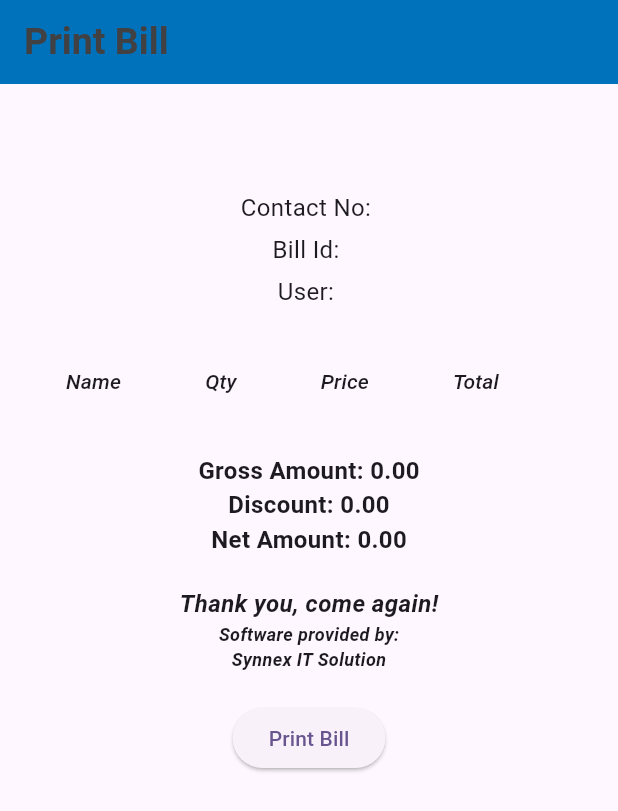
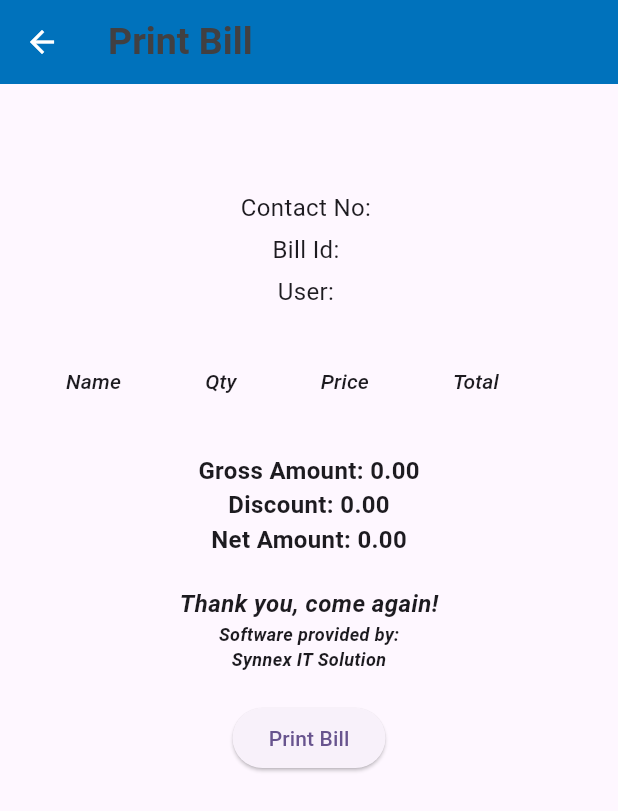
Before and after one commit to MobileSamadhi/New_Restaurant, a Flutter app: the PrintBillPage screen opened directly with empty values, after a tap on "Print Bill", on a phone screen of 412 x 824 dp. Shown: the top 811 px of the screen. Run offline on Flutter 3.47's test engine with Material 3 defaults, Android fonts, the phone set to English and light mode, and no system bars; our stand-ins replace google_fonts, image_picker, printing, sqflite; missing offline and left inert: blue_thermal_printer; accounts and stored records are empty.

```diff
--- a/lib/Views/payment_page.dart
+++ b/lib/Views/payment_page.dart
@@ -1,6 +1,4 @@
 import 'package:flutter/material.dart';
-import 'package:flutter/material.dart';
-import 'package:synnex_mobile/Views/bill_page.dart';
 import 'package:synnex_mobile/Views/print_bill.dart'; // Import the PrintBillPage
 
 class PaymentPage extends StatefulWidget {
--- a/lib/Views/print_bill.dart
+++ b/lib/Views/print_bill.dart
@@ -2,7 +2,8 @@ import 'package:flutter/material.dart';
 import 'package:intl/intl.dart';
 import 'package:blue_thermal_printer/blue_thermal_printer.dart';
 import '../JsonModels/add_product_model.dart';
-import '../JsonModels/product_model.dart'; // Ensure correct import if using AddProductModel
+import '../JsonModels/product_model.dart';
+import 'bill_page.dart'; // Ensure correct import if using AddProductModel
 
 class PrintBillPage extends StatefulWidget {
   final List<Map<String, dynamic>> items;
@@ -75,24 +76,20 @@ class _PrintBillPageState extends State<PrintBillPage> {
 
     for (var item in widget.items) {
       var product = item['product'];
+      String name = '';
+      double price = 0.0;
+      if (product is AddProductModel) {
+        name = product.noteTitle;
+        price = product.notePrice!;
+      } else if (product is NoteModel) {
+        name = product.noteTitle;
+        price = product.notePrice!;
+      }
+      var quantity = item['quantity'].toString();
+      var total = (price * item['quantity']).toStringAsFixed(2);
 
-      if (product is NoteModel) {
-        var name = product.noteTitle;
-        var quantity = item['quantity'].toString();
-        var price = product.notePrice!.toStringAsFixed(2);
-        var total = (product.notePrice! * item['quantity']).toStringAsFixed(2);
-
-        String itemLine = formatLine(name, quantity, price, total);
-        bluetooth.printCustom(addRightMargin(itemLine, totalWidth: 42), 1, 1);
-      } else if (product is AddProductModel) {
-        var name = product.noteTitle;
-        var quantity = item['quantity'].toString();
-        var price = product.notePrice!.toStringAsFixed(2);
-        var total = (product.notePrice! * item['quantity']).toStringAsFixed(2);
-
-        String itemLine = formatLine(name, quantity, price, total);
-        bluetooth.printCustom(addRightMargin(itemLine, totalWidth: 42), 1, 1);
-      }
+      String itemLine = formatLine(name, quantity, price.toStringAsFixed(2), total);
+      bluetooth.printCustom(addRightMargin(itemLine, totalWidth: 42), 1, 1);
     }
 
     bluetooth.printCustom(addRightMargin("------------------------------------------", totalWidth: 42), 1, 1);
@@ -145,6 +142,15 @@ class _PrintBillPageState extends State<PrintBillPage> {
             fontWeight: FontWeight.bold,
             color: Color(0xFF414042),
           ),
+        ),
+        leading: IconButton(
+          icon: Icon(Icons.arrow_back, color: Colors.white),
+          onPressed: () {
+            Navigator.pushReplacement(
+              context,
+              MaterialPageRoute(builder: (context) => BillingPage()),
+            );
+          },
         ),
         backgroundColor: Color(0xFF0072BC),
       ),
@@ -222,20 +228,29 @@ class _PrintBillPageState extends State<PrintBillPage> {
                     ),
                   ],
                   rows: widget.items.map((item) {
-                    var product = item['product'] as AddProductModel;
+                    var product = item['product'];
+                    String name = '';
+                    double price = 0.0;
+                    if (product is AddProductModel) {
+                      name = product.noteTitle;
+                      price = product.notePrice!;
+                    } else if (product is NoteModel) {
+                      name = product.noteTitle;
+                      price = product.notePrice!;
+                    }
                     return DataRow(
                       cells: <DataCell>[
-                        DataCell(Text(product.noteTitle)),
+                        DataCell(Text(name)),
                         DataCell(Text(item['quantity'].toString())),
-                        DataCell(Text(product.notePrice!.toStringAsFixed(2))),
-                        DataCell(Text((product.notePrice! * item['quantity']).toStringAsFixed(2))),
+                        DataCell(Text(price.toStringAsFixed(2))),
+                        DataCell(Text((price * item['quantity']).toStringAsFixed(2))),
                       ],
                     );
                   }).toList(),
                 ),
                 SizedBox(height: 20),
                 Center(
-                  child:Text(
+                  child: Text(
                     'Gross Amount: ${widget.grossAmount.toStringAsFixed(2)}',
                     style: TextStyle(
                       fontSize: 16,
@@ -244,7 +259,7 @@ class _PrintBillPageState extends State<PrintBillPage> {
                   ),
                 ),
                 Center(
-                  child:Text(
+                  child: Text(
                     'Discount: ${widget.discount.toStringAsFixed(2)}',
                     style: TextStyle(
                       fontSize: 16,
```
Also changed, not shown: lib/Views/bill_page.dart (+13 -1 lines).
